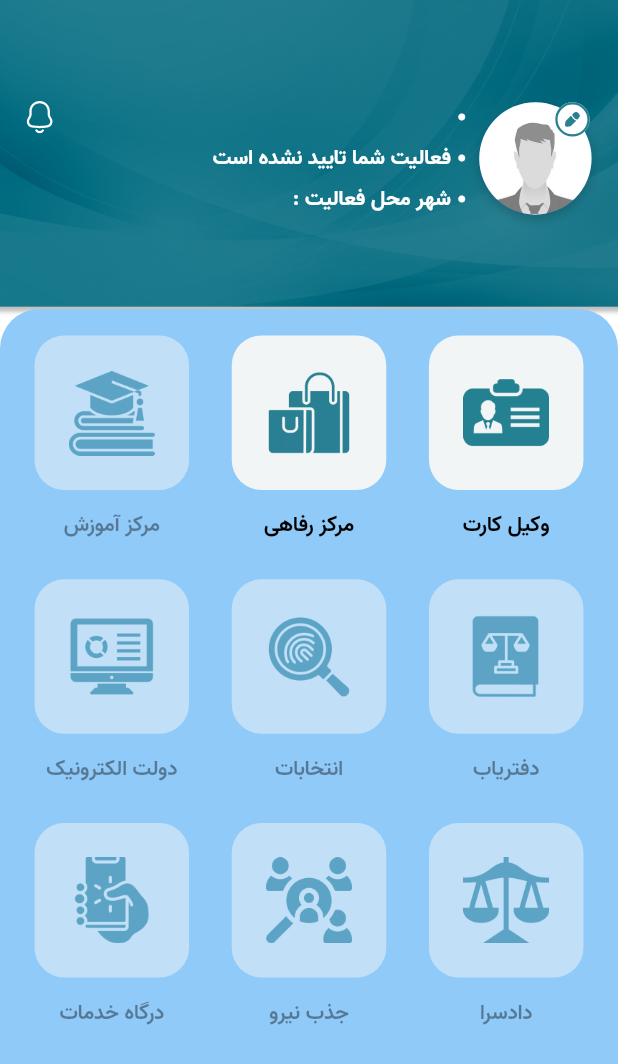
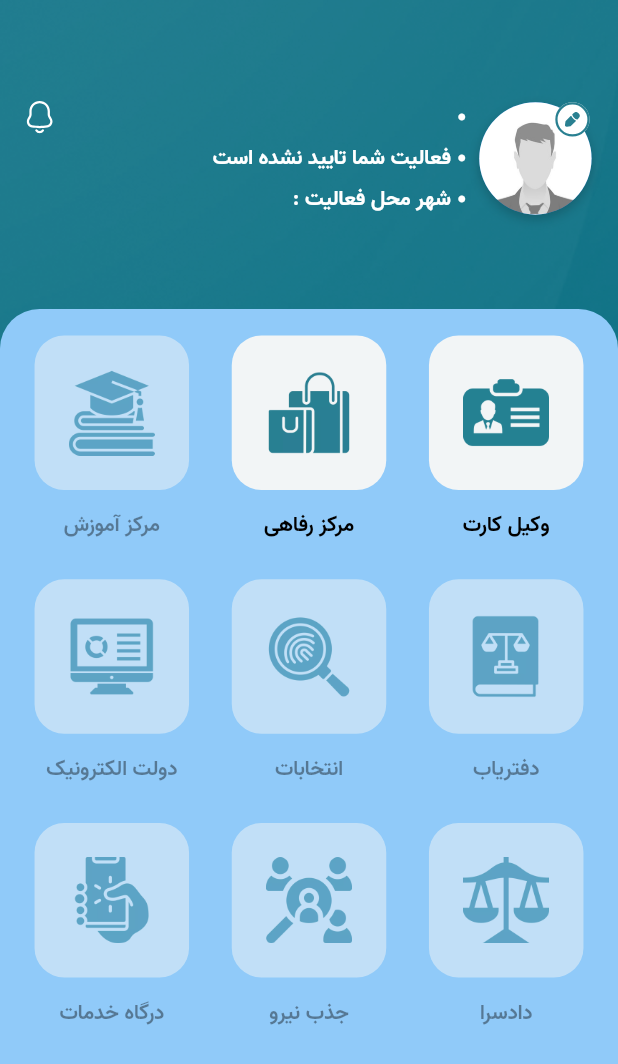
Before and after one commit to mraslamiii/lowyer_electronic, a Flutter app: the HomePage screen opened by its route, on a phone screen of 412 x 824 dp. Shown: the top 1064 px of the screen. Run offline on Flutter 3.47's test engine with Material 2 defaults, Android fonts, the phone set to English and light mode, and no system bars; our stand-ins replace adaptive_dialog, animated_splash_screen, cached_network_image, connectivity_plus, dio, dotted_border and 11 more; missing offline and left inert: flutter_osm_plugin, qr_code_scanner; accounts and stored records are empty; network calls fail; statements that could not run were skipped; project files that could hold a hidden picture were left out.

Commit message:
fix home page background bug

```diff
--- a/lib/view/base/home_page/page/home_page.dart
+++ b/lib/view/base/home_page/page/home_page.dart
@@ -14,10 +14,6 @@ import '../../../widgets/custom_bottom_sheet.dart';
 class HomePage extends StatelessWidget {
   HomePage({Key? key}) : super(key: key);
   var theme = Get.theme;
-  RxDouble sheetHeight = 0.79.obs;
-  RxDouble sheetMinHeight = 0.79.obs;
-  DraggableScrollableController draggableScrollableController =
-      DraggableScrollableController();
 
   final HomeController controller = Get.put(HomeController());
   final LocalStorageService pref = Get.find<LocalStorageService>();
@@ -48,18 +44,21 @@ class HomePage extends StatelessWidget {
             //   ),
             // ),
             Container(
+              decoration: BoxDecoration(
+                image: DecorationImage(
+                  image: AssetImage("assets/images/pic_bg_home.jpg",),
+                  fit: BoxFit.cover,
+                  scale: 2.4,
+                )
+              ),
+              height: fullHeight,
+              alignment: Alignment.topCenter,
+              child: Container(
                 alignment: Alignment.center,
                 height: fullWidth / 1.95,
                 padding: EdgeInsets.only(
                   right: standardSize,
                   left: standardSize,
-              ),
-              decoration: const BoxDecoration(
-                image: DecorationImage(
-                  image: AssetImage("assets/images/pic_bg_home.jpg"),
-                  fit: BoxFit.fill,
-                  scale: 2.4,
-                ),
                 ),
                 child: Center(
                   child: Row(
@@ -161,6 +160,7 @@ class HomePage extends StatelessWidget {
                         ),
                       ),
                     ],
+                  ),
                 ),
               ),
             ),
```
Lines whose indentation alone changed are shown as unchanged.
